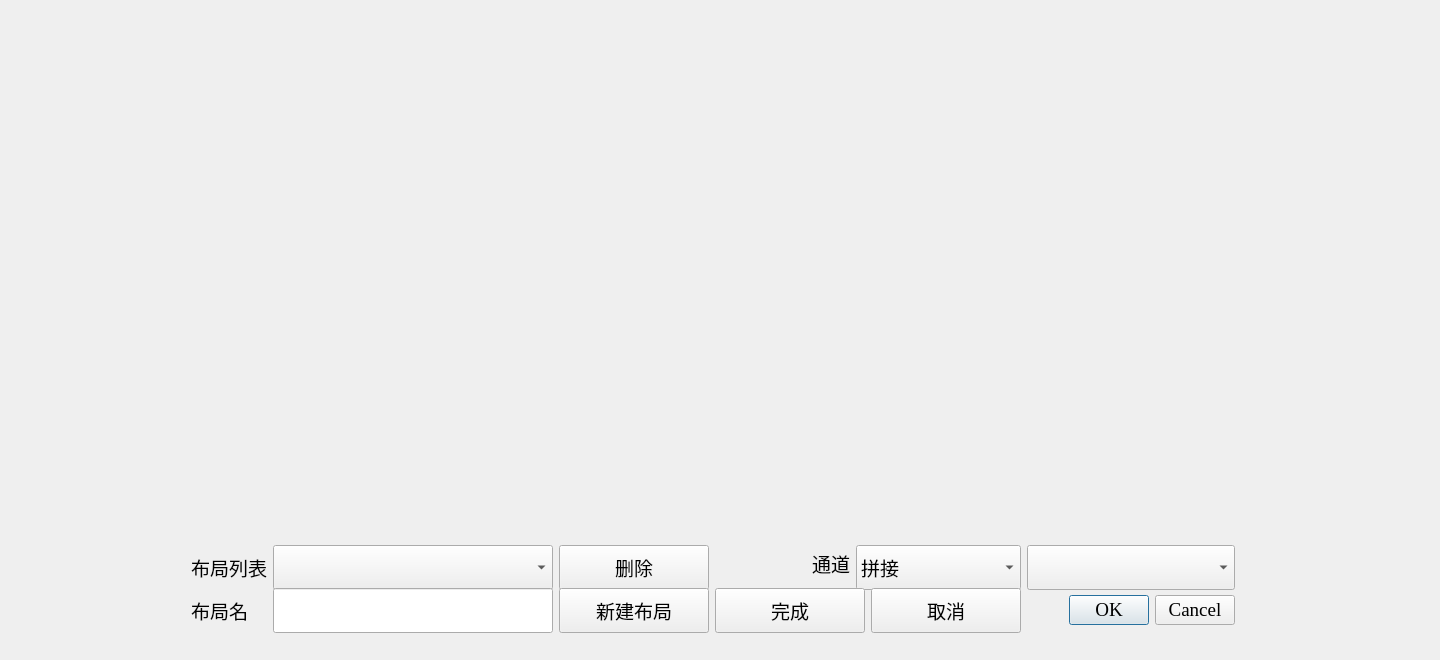
First picture: the form in common/layoutcfgdialog.ui, repository MR-ACC/IDS-Client, before the edit.
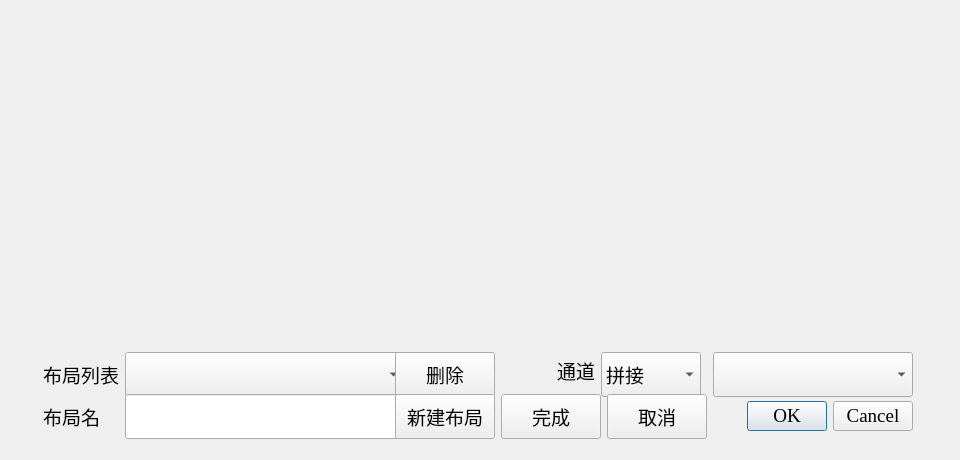
Second picture: the form after the edit.

The edit to the form file:
```diff
--- a/common/layoutcfgdialog.ui
+++ b/common/layoutcfgdialog.ui
@@ -6,20 +6,20 @@
    <rect>
     <x>0</x>
     <y>0</y>
-    <width>1440</width>
-    <height>660</height>
+    <width>960</width>
+    <height>460</height>
    </rect>
   </property>
   <property name="minimumSize">
    <size>
-    <width>1440</width>
-    <height>660</height>
+    <width>960</width>
+    <height>460</height>
    </size>
   </property>
   <property name="maximumSize">
    <size>
-    <width>1440</width>
-    <height>660</height>
+    <width>960</width>
+    <height>460</height>
    </size>
   </property>
   <property name="font">
@@ -34,13 +34,13 @@
   <widget class="QWidget" name="">
    <property name="geometry">
     <rect>
-     <x>180</x>
-     <y>534</y>
-     <width>1066</width>
-     <height>102</height>
+     <x>32</x>
+     <y>341</y>
+     <width>892</width>
+     <height>100</height>
     </rect>
    </property>
-   <layout class="QGridLayout" name="gridLayout_4">
+   <layout class="QGridLayout" name="gridLayout_3">
     <item row="0" column="0">
      <layout class="QGridLayout" name="gridLayout">
       <item row="0" column="0">
@@ -70,7 +70,13 @@
        <widget class="QPushButton" name="btnDel">
         <property name="minimumSize">
          <size>
-          <width>150</width>
+          <width>100</width>
+          <height>45</height>
+         </size>
+        </property>
+        <property name="maximumSize">
+         <size>
+          <width>100</width>
           <height>45</height>
          </size>
         </property>
@@ -109,14 +115,14 @@
        <widget class="QPushButton" name="btnNewLayout">
         <property name="minimumSize">
          <size>
-          <width>150</width>
+          <width>100</width>
           <height>45</height>
          </size>
         </property>
         <property name="maximumSize">
          <size>
-          <width>150</width>
-          <height>46</height>
+          <width>100</width>
+          <height>45</height>
          </size>
         </property>
         <property name="text">
@@ -148,17 +154,17 @@
         </property>
        </widget>
       </item>
-      <item row="0" column="2">
+      <item row="0" column="2" colspan="2">
        <widget class="QComboBox" name="comboBoxCameraType">
         <property name="minimumSize">
          <size>
-          <width>165</width>
+          <width>100</width>
           <height>45</height>
          </size>
         </property>
         <property name="maximumSize">
          <size>
-          <width>165</width>
+          <width>100</width>
           <height>45</height>
          </size>
         </property>
@@ -184,7 +190,7 @@
         </item>
        </widget>
       </item>
-      <item row="0" column="3" colspan="2">
+      <item row="0" column="4" colspan="2">
        <widget class="QComboBox" name="comboBoxChannel">
         <property name="minimumSize">
          <size>
@@ -195,18 +201,16 @@
        </widget>
       </item>
       <item row="1" column="0" colspan="3">
-       <layout class="QGridLayout" name="gridLayout_3">
-        <item row="0" column="0">
          <widget class="QPushButton" name="btnDoneNew">
           <property name="minimumSize">
            <size>
-            <width>150</width>
+          <width>100</width>
             <height>45</height>
            </size>
           </property>
           <property name="maximumSize">
            <size>
-            <width>150</width>
+          <width>100</width>
             <height>46</height>
            </size>
           </property>
@@ -215,17 +219,17 @@
           </property>
          </widget>
         </item>
-        <item row="0" column="1">
+      <item row="1" column="3">
          <widget class="QPushButton" name="btnCancelNew">
           <property name="minimumSize">
            <size>
-            <width>150</width>
+          <width>100</width>
             <height>45</height>
            </size>
           </property>
           <property name="maximumSize">
            <size>
-            <width>150</width>
+          <width>100</width>
             <height>46</height>
            </size>
           </property>
@@ -234,22 +238,20 @@
           </property>
          </widget>
         </item>
-       </layout>
-      </item>
-      <item row="1" column="3">
-       <spacer name="horizontalSpacer_2">
-        <property name="orientation">
-         <enum>Qt::Horizontal</enum>
-        </property>
-        <property name="sizeHint" stdset="0">
-         <size>
-          <width>40</width>
-          <height>20</height>
-         </size>
-        </property>
-       </spacer>
-      </item>
       <item row="1" column="4">
+       <spacer name="horizontalSpacer_2">
+        <property name="orientation">
+         <enum>Qt::Horizontal</enum>
+        </property>
+        <property name="sizeHint" stdset="0">
+         <size>
+          <width>13</width>
+          <height>20</height>
+         </size>
+        </property>
+       </spacer>
+      </item>
+      <item row="1" column="5">
        <widget class="QDialogButtonBox" name="buttonBox">
         <property name="minimumSize">
          <size>
```
Lines whose indentation alone changed are shown as unchanged.
